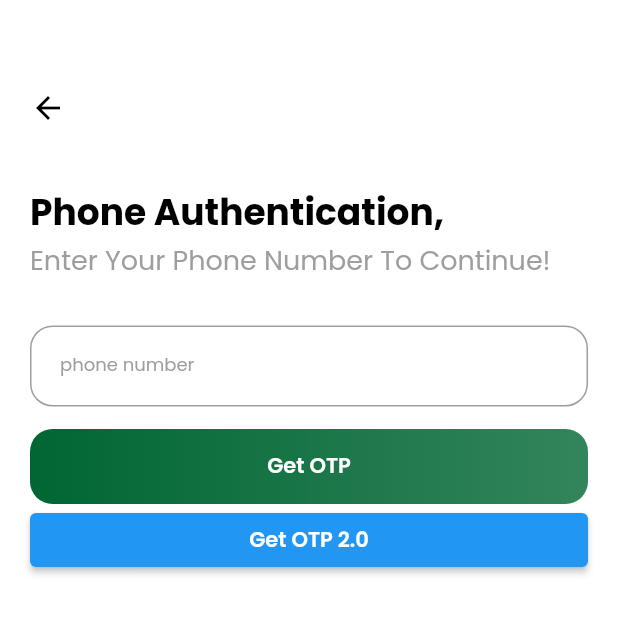
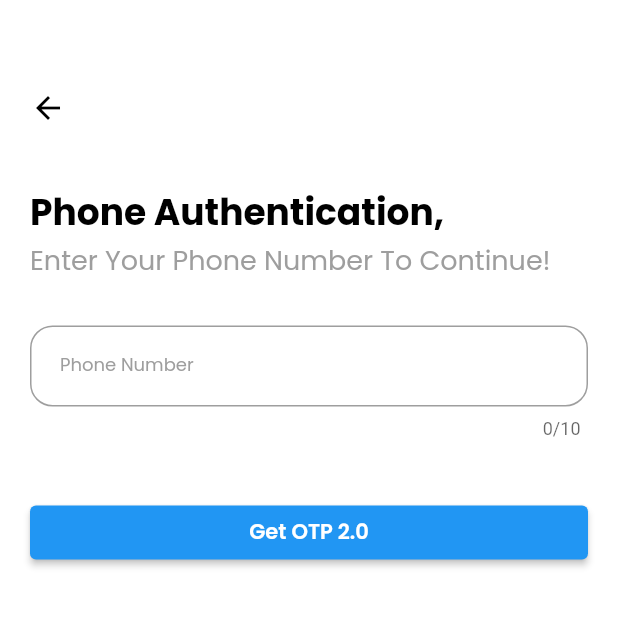
Before and after one commit to Terry9110/MobileCampsu2, a Flutter app: the PhoneSignUpScreen screen opened directly, on a phone screen of 412 x 824 dp, the top half of it. Run offline on Flutter 3.47's test engine with Material 2 defaults, Android fonts, the phone set to English and light mode, and no system bars; our stand-ins replace cloud_firestore, cloud_functions, date_field, firebase_auth, firebase_core, firebase_storage and 5 more; missing offline and left inert: gender_picker; accounts and stored records are empty.

Commit message:
made changes on phone_login.dart

```diff
--- a/lib/Auth/components/EnterOTP/phone_login.dart
+++ b/lib/Auth/components/EnterOTP/phone_login.dart
@@ -1,13 +1,24 @@
 import 'package:campus2/Auth/components/EnterOTP/model/verification.dart';
 import 'package:campus2/Auth/components/EnterOTP/phone_auth.dart';
 import 'package:campus2/Auth/components/auth_text_input.dart';
+import 'package:campus2/EventsList/events_list.dart';
+import 'package:firebase_auth/firebase_auth.dart';
 import 'package:flutter/material.dart';
+import 'package:fluttertoast/fluttertoast.dart';
 import 'package:google_fonts/google_fonts.dart';
 
 class PhoneSignUpScreen extends StatelessWidget {
   // const PhoneSignUpScreen({Key? key}) : super(key: key);
 
   TextEditingController phoneNumber = TextEditingController();
+  TextEditingController phoneController = TextEditingController();
+  TextEditingController otpController = TextEditingController();
+
+  FirebaseAuth auth = FirebaseAuth.instance;
+
+  bool otpVisibility = false;
+
+  String verificationID = "";
 
   PhoneSignUpScreen({Key? key}) : super(key: key);
 
@@ -56,36 +67,94 @@ class PhoneSignUpScreen extends StatelessWidget {
                 style:
                     GoogleFonts.poppins(color: Colors.grey[500], fontSize: 18)),
             const SizedBox(height: 30),
-            AuthTextInput(
-              inputType: TextInputType.emailAddress,
-              label: "phone number",
-              hintText: "+19788494391",
-              // value: provider.email,
-              onChanged: (txt) {
-                // provider.setEmail(txt);
-              },
+            Container(
+              child: TextField(
+                controller: phoneController,
+                decoration: InputDecoration(
+                    hintStyle: GoogleFonts.poppins(color: Colors.grey[400]),
+                    hintText: 'Phone Number',
+                    contentPadding: const EdgeInsets.only(
+                        left: 20, top: 15, bottom: 15, right: 5),
+                    label: Text('Phone Number',
+                        style: GoogleFonts.poppins(
+                            color: Colors.grey[500], fontSize: 12)),
+                    border: OutlineInputBorder(
+                      borderRadius: BorderRadius.circular(15),
+                      borderSide:
+                          const BorderSide(width: 1, color: Colors.grey),
+                    ),
+                    focusedErrorBorder: OutlineInputBorder(
+                        borderRadius: BorderRadius.circular(15),
+                        borderSide: const BorderSide(
+                            width: 1, color: Color(0xFFe63900))),
+                    focusedBorder: OutlineInputBorder(
+                        borderRadius: BorderRadius.circular(15),
+                        borderSide: const BorderSide(
+                            width: 1, color: Color(0xFFe63900)))),
+                maxLength: 10,
+                keyboardType: TextInputType.phone,
+              ),
             ),
+            Visibility(
+              child: TextField(
+                controller: otpController,
+                decoration: InputDecoration(
+                  hintText: 'OTP',
+                  prefix: Padding(
+                    padding: EdgeInsets.all(4),
+                    child: Text(''),
+                  ),
+                ),
+                maxLength: 6,
+                keyboardType: TextInputType.number,
+              ),
+              visible: otpVisibility,
+            ),
+            // AuthTextInput(
+            //   inputType: TextInputType.emailAddress,
+            //   label: "phone number",
+            //   hintText: "+19788494391",
+            //   // value: provider.email,
+            //   onChanged: (txt) {
+            //     // provider.setEmail(txt);
+            //   },
+            // ),
             SizedBox(height: 15),
             InkWell(
               onTap: () {
-                Navigator.of(context)
-                    .push(MaterialPageRoute(builder: (context) => EnterOTP()));
+                 if (otpVisibility) {
+                  verifyOTP();
+                } else {
+                  loginWithPhone();
+                }
+
+                // Navigator.of(context)
+                //     .push(MaterialPageRoute(builder: (context) => EnterOTP()));
               },
-              child: Container(
-                  height: 50,
-                  width: width,
-                  decoration: BoxDecoration(
-                      borderRadius: BorderRadius.circular(15),
-                      gradient: LinearGradient(colors: [
-                        const Color(0xFF006633),
-                        const Color(0xFF006633).withOpacity(0.8),
-                      ])),
-                  child: Center(
-                      child: Text('Get OTP',
-                          style: GoogleFonts.poppins(
-                              fontWeight: FontWeight.w600,
-                              color: Colors.white,
-                              fontSize: 14)))),
+                child: Text(
+                otpVisibility ? "Verify" : "Login",
+                style: TextStyle(
+                  color: Colors.white,
+                  fontSize: 20,
+                ),
+              ),
+
+
+              // child: Container(
+              //     height: 50,
+              //     width: width,
+              //     decoration: BoxDecoration(
+              //         borderRadius: BorderRadius.circular(15),
+              //         gradient: LinearGradient(colors: [
+              //           const Color(0xFF006633),
+              //           const Color(0xFF006633).withOpacity(0.8),
+              //         ])),
+              //     child: Center(
+              //         child: Text('Get OTP',
+              //             style: GoogleFonts.poppins(
+              //                 fontWeight: FontWeight.w600,
+              //                 color: Colors.white,
+              //                 fontSize: 14)))),
             ),
             ElevatedButton(
                 onPressed: () {
@@ -107,4 +176,54 @@ class PhoneSignUpScreen extends StatelessWidget {
       ),
     );
   }
+    void loginWithPhone() async {
+    auth.verifyPhoneNumber(
+      phoneNumber: "+91" + phoneController.text,
+      verificationCompleted: (PhoneAuthCredential credential) async {
+        await auth.signInWithCredential(credential).then((value) {
+          print("You are logged in successfully");
+        });
+      },
+      verificationFailed: (FirebaseAuthException e) {
+        print(e.message);
+      },
+      codeSent: (String verificationId, int? resendToken) {
+        otpVisibility = true;
+        verificationID = verificationId;
+
+        // setState(() {});
+      },
+      codeAutoRetrievalTimeout: (String verificationId) {},
+    );
+  }
+
+  void verifyOTP() async {
+    PhoneAuthCredential credential = PhoneAuthProvider.credential(
+        verificationId: verificationID, smsCode: otpController.text);
+
+    await auth.signInWithCredential(credential).then(
+      (value) {
+        print("You are logged in successfully");
+        Fluttertoast.showToast(
+          msg: "You are logged in successfully",
+          toastLength: Toast.LENGTH_SHORT,
+          gravity: ToastGravity.CENTER,
+          timeInSecForIosWeb: 1,
+          backgroundColor: Colors.red,
+          textColor: Colors.white,
+          fontSize: 16.0,
+        );
+      },
+    ).whenComplete(
+      () {
+        // Navigator.pushReplacement(
+        //   context,
+        //   MaterialPageRoute(
+        //     builder: (context) => EventsList(),
+        //   ),
+        // );
+      },
+    );
+  }
+
 }
--- a/lib/main.dart
+++ b/lib/main.dart
@@ -42,7 +42,7 @@ class MyApp extends StatelessWidget {
           theme: ThemeData(
             primarySwatch: Colors.blue,
           ),
-          home: LoginPage(),
+          home: PhoneSignUpScreen(),
           // home: const MyHomePage(title: 'Flutter Demo Home Page'),
         ));
     // return MaterialApp(
```
